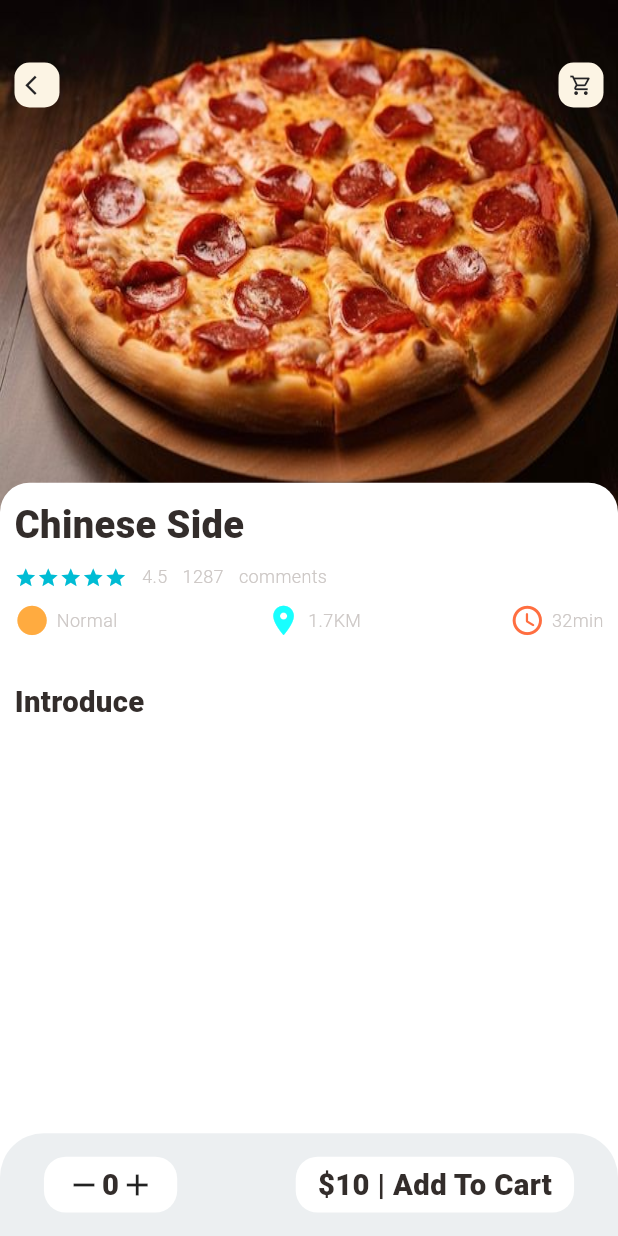
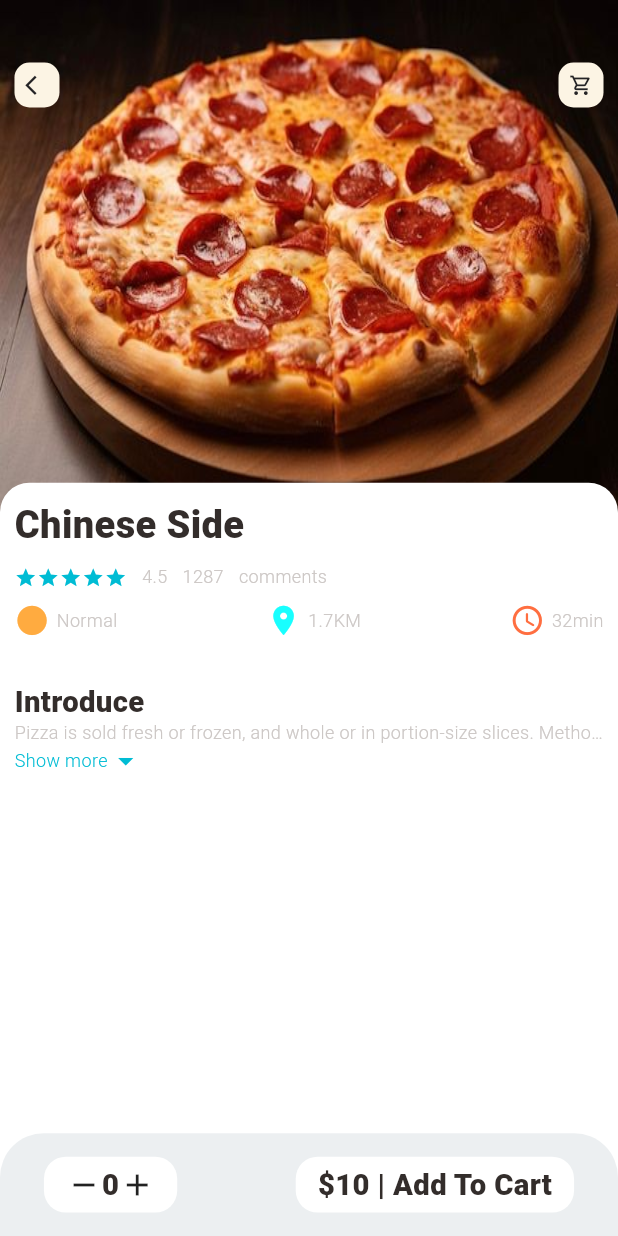
Before and after one commit to Kaser-slaiby/food_delivery, a Flutter app: the screen it shows after launch, on a phone screen of 412 x 824 dp. Run offline on Flutter 3.47's test engine with Material 3 defaults, Android fonts, the phone set to English and light mode, and no system bars; our stand-ins replace dots_indicator, get.

Commit message:
add new widgets expandeable_text

```diff
--- a/lib/pages/food/popular_food_detail.dart
+++ b/lib/pages/food/popular_food_detail.dart
@@ -1,6 +1,7 @@
 import 'package:flutter/material.dart';
 import 'package:food_delivery/utils/dimensions.dart';
 import 'package:food_delivery/widgets/app_column.dart';
+import 'package:food_delivery/widgets/expandable_text.dart';
 
 import '../../widgets/app_icon.dart';
 import '../../widgets/big_text.dart';
@@ -69,7 +70,11 @@ class PopularFoodDetail extends StatelessWidget {
                   ),
                   BigText(
                     text: "Introduce",
-                  )
+                  ),
+                  ExpandabelText(
+                    text:
+                        "Pizza is sold fresh or frozen, and whole or in portion-size slices. Methods have been developed to overcome challenges such as preventing the sauce from combining with the dough, and producing a crust that can be frozen and reheated without becoming rigid. There are frozen pizzas with raw ingredients and self-rising crusts.",
+                  ),
                 ],
               ),
             ),
--- /dev/null
+++ b/lib/widgets/expandable_text.dart
@@ -0,0 +1,74 @@
+import 'package:flutter/cupertino.dart';
+import 'package:flutter/material.dart';
+import 'package:food_delivery/widgets/small_text.dart';
+import 'package:get/get.dart';
+
+import '../utils/dimensions.dart';
+
+class ExpandabelText extends StatefulWidget {
+  final String text;
+  const ExpandabelText({Key? key, required this.text}) : super(key: key);
+
+  @override
+  State<ExpandabelText> createState() => _ExpandabelTextState();
+}
+
+class _ExpandabelTextState extends State<ExpandabelText> {
+  late String firstHalf;
+  late String secondHalf;
+
+  bool hiddenText = true;
+  double textHeight = Dimensions.screenHeight / 5.63;
+
+  @override
+  void initState() {
+    super.initState();
+    if (widget.text.length > textHeight) {
+      firstHalf = widget.text.substring(
+        0,
+        textHeight.toInt(),
+      );
+      secondHalf =
+          widget.text.substring(textHeight.toInt() + 1, widget.text.length);
+    } else {
+      firstHalf = widget.text;
+      secondHalf = "";
+    }
+  }
+
+  @override
+  Widget build(BuildContext context) {
+    return Container(
+      child: secondHalf.isEmpty
+          ? SmallText(text: firstHalf)
+          : Column(
+              children: [
+                SmallText(
+                  text: hiddenText
+                      ? (firstHalf + "...")
+                      : (firstHalf + secondHalf),
+                ),
+                InkWell(
+                  onTap: () {
+                    setState(() {
+                      hiddenText = !hiddenText;
+                    });
+                  },
+                  child: Row(
+                    children: [
+                      SmallText(
+                        text: "Show more",
+                        color: Colors.cyan,
+                      ),
+                      Icon(
+                        Icons.arrow_drop_down,
+                        color: Colors.cyan,
+                      ),
+                    ],
+                  ),
+                )
+              ],
+            ),
+    );
+  }
+}
```
